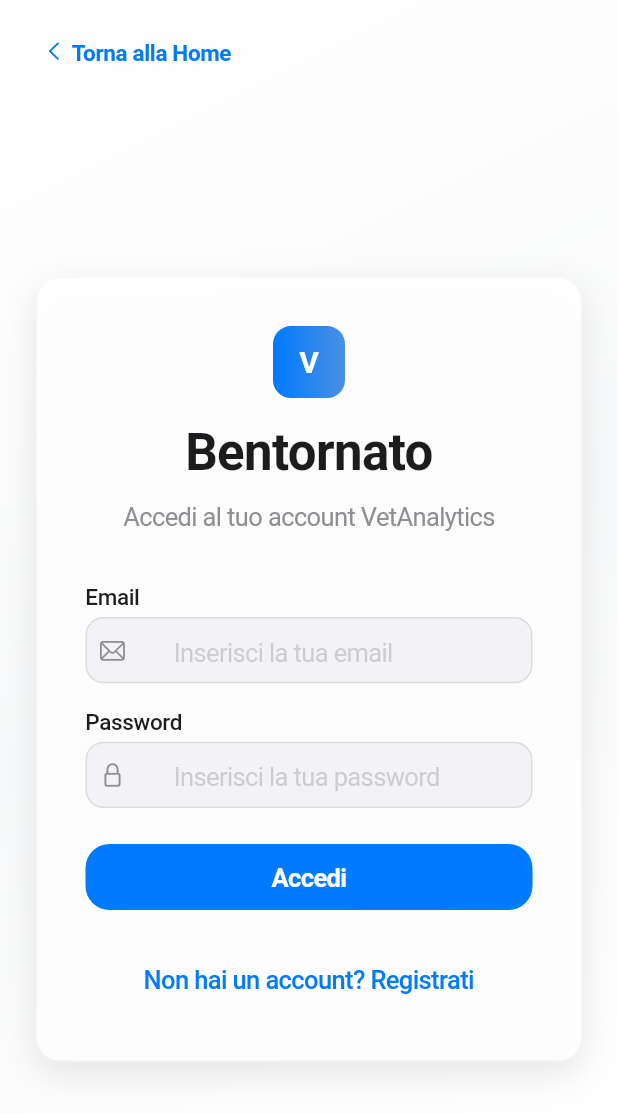
After one commit to MrBabylonian/bloodwork-frontend-flutter, a Flutter app: the LoginPage screen opened by its route, on a phone screen of 412 x 824 dp. The commit adds this screen. Shown: the top 1114 px of the screen. Run offline on Flutter 3.47's test engine with Material 3 defaults, Android fonts, the light colour scheme and no system bars; our stand-ins replace file_picker, fl_chart, go_router, shimmer; Roboto replaces fonts that are missing (SF Pro Display, SF Pro Text).

Commit message:
feat: implement login page and routing system
- Add comprehensive routing system using go_router
  - Support for landing, login, dashboard, upload, profile, and patient details routes
  - 404 error handling and coming soon pages for unimplemented routes
  - URL-based navigation for web deployment

- Implement login page with Italian localization
  - Toggle between login and registration modes
  - Form validation with error handling
  - Responsive design matching React mock structure
  - Fixed layout with back button at top and centered form

- Fix AppTextInput component
  - Remove AppTheme provider dependency
  - Use static theme values for better stability
  - Improved icon padding and input field styling

- Update main.dart to use router-based navigation
- Connect landing page buttons to login route
- Remove deprecated landing_page_new.dart placeholder

This establishes the core navigation structure and authentication UI,
preparing the app for multi-page functionality.

```diff
--- a/lib/main.dart
+++ b/lib/main.dart
@@ -1,5 +1,5 @@
 import 'package:flutter/cupertino.dart';
-import 'pages/landing_page.dart';
+import 'navigation/app_router.dart';
 
 void main() {
   runApp(const VetAnalyticsApp());
@@ -10,10 +10,10 @@
 
   @override
   Widget build(BuildContext context) {
-    return const CupertinoApp(
+    return CupertinoApp.router(
       title: 'VetAnalytics',
-      home: LandingPage(),
       debugShowCheckedModeBanner: false,
+      routerConfig: AppRouter.createRouter(),
     );
   }
 }
--- a/lib/pages/landing_page_new.dart
+++ /dev/null
@@ -1 +0,0 @@
-// Placeholder content
--- /dev/null
+++ b/lib/pages/login_page.dart
@@ -0,0 +1,339 @@
+import 'package:flutter/cupertino.dart';
+import 'package:go_router/go_router.dart';
+import '../theme/app_colors.dart';
+import '../theme/app_text_styles.dart';
+import '../theme/app_dimensions.dart';
+import '../components/buttons/index.dart';
+import '../components/forms/text_input.dart';
+
+class LoginPage extends StatefulWidget {
+  const LoginPage({super.key});
+
+  @override
+  State<LoginPage> createState() => _LoginPageState();
+}
+
+class _LoginPageState extends State<LoginPage> {
+  bool _isLogin = true;
+  final _emailController = TextEditingController();
+  final _passwordController = TextEditingController();
+  final _confirmPasswordController = TextEditingController();
+
+  String? _emailError;
+  String? _passwordError;
+  String? _confirmPasswordError;
+
+  @override
+  void dispose() {
+    _emailController.dispose();
+    _passwordController.dispose();
+    _confirmPasswordController.dispose();
+    super.dispose();
+  }
+
+  void _validateForm() {
+    setState(() {
+      _emailError = null;
+      _passwordError = null;
+      _confirmPasswordError = null;
+
+      // Email validation
+      if (_emailController.text.isEmpty) {
+        _emailError = 'Email è richiesta';
+      } else if (!_emailController.text.contains('@')) {
+        _emailError = 'Inserisci un email valida';
+      }
+
+      // Password validation
+      if (_passwordController.text.isEmpty) {
+        _passwordError = 'Password è richiesta';
+      } else if (_passwordController.text.length < 6) {
+        _passwordError = 'Password deve essere almeno 6 caratteri';
+      }
+
+      // Confirm password validation (only for registration)
+      if (!_isLogin) {
+        if (_confirmPasswordController.text.isEmpty) {
+          _confirmPasswordError = 'Conferma password è richiesta';
+        } else if (_passwordController.text !=
+            _confirmPasswordController.text) {
+          _confirmPasswordError = 'Le password non corrispondono';
+        }
+      }
+    });
+  }
+
+  void _handleSubmit() {
+    _validateForm();
+
+    if (_emailError == null &&
+        _passwordError == null &&
+        (_isLogin || _confirmPasswordError == null)) {
+      // Simulate authentication
+      debugPrint(_isLogin ? 'Bentornato!' : 'Account creato con successo!');
+
+      // Navigate to dashboard (we'll implement this route next)
+      if (mounted) {
+        context.go('/dashboard');
+      }
+    }
+  }
+
+  void _toggleMode() {
+    setState(() {
+      _isLogin = !_isLogin;
+      _confirmPasswordController.clear();
+      _emailError = null;
+      _passwordError = null;
+      _confirmPasswordError = null;
+    });
+  }
+
+  @override
+  Widget build(BuildContext context) {
+    return CupertinoPageScaffold(
+      backgroundColor: AppColors.backgroundWhite,
+      child: SafeArea(
+        child: Container(
+          decoration: const BoxDecoration(
+            gradient: LinearGradient(
+              begin: Alignment.topLeft,
+              end: Alignment.bottomRight,
+              colors: [
+                AppColors.backgroundWhite,
+                Color(0xFFF8F9FA),
+                AppColors.backgroundWhite,
+              ],
+            ),
+          ),
+          child: Column(
+            children: [
+              // Back Button - Fixed at top
+              Padding(
+                padding: const EdgeInsets.all(AppDimensions.spacingM),
+                child: Row(
+                  children: [
+                    GhostButton(
+                      size: ButtonSize.small,
+                      onPressed: () => context.go('/'),
+                      child: const Row(
+                        mainAxisSize: MainAxisSize.min,
+                        children: [
+                          Icon(CupertinoIcons.chevron_left, size: 16),
+                          SizedBox(width: AppDimensions.spacingXs),
+                          Text('Torna alla Home'),
+                        ],
+                      ),
+                    ),
+                  ],
+                ),
+              ),
+
+              // Main Content - Centered
+              Expanded(
+                child: Center(
+                  child: SingleChildScrollView(
+                    padding: const EdgeInsets.all(AppDimensions.spacingL),
+                    child: Container(
+                      constraints: const BoxConstraints(maxWidth: 400),
+                      child: Container(
+                        padding: const EdgeInsets.all(AppDimensions.spacingXl),
+                        decoration: BoxDecoration(
+                          color: AppColors.backgroundWhite.withValues(
+                            alpha: 0.9,
+                          ),
+                          borderRadius: BorderRadius.circular(
+                            AppDimensions.radiusLarge,
+                          ),
+                          border: Border.all(
+                            color: AppColors.borderGray.withValues(alpha: 0.2),
+                          ),
+                          boxShadow: [
+                            BoxShadow(
+                              color: AppColors.foregroundDark.withValues(
+                                alpha: 0.1,
+                              ),
+                              blurRadius: 20,
+                              offset: const Offset(0, 8),
+                            ),
+                          ],
+                        ),
+                        child: Column(
+                          crossAxisAlignment: CrossAxisAlignment.stretch,
+                          children: [
+                            // Header
+                            _buildHeader(),
+
+                            const SizedBox(height: AppDimensions.spacingXl),
+
+                            // Form
+                            _buildForm(),
+
+                            const SizedBox(height: AppDimensions.spacingL),
+
+                            // Submit Button
+                            PrimaryButton(
+                              size: ButtonSize.large,
+                              onPressed: _handleSubmit,
+                              child: Text(_isLogin ? 'Accedi' : 'Crea Account'),
+                            ),
+
+                            const SizedBox(height: AppDimensions.spacingL),
+
+                            // Toggle
+                            _buildToggle(),
+                          ],
+                        ),
+                      ),
+                    ),
+                  ),
+                ),
+              ),
+            ],
+          ),
+        ),
+      ),
+    );
+  }
+
+  Widget _buildHeader() {
+    return Column(
+      children: [
+        // Logo
+        Container(
+          width: 48,
+          height: 48,
+          decoration: BoxDecoration(
+            gradient: const LinearGradient(
+              colors: [AppColors.primaryBlue, Color(0xFF4A90E2)],
+            ),
+            borderRadius: BorderRadius.circular(AppDimensions.radiusMedium),
+          ),
+          child: const Center(
+            child: Text(
+              'V',
+              style: TextStyle(
+                color: AppColors.white,
+                fontSize: 20,
+                fontWeight: FontWeight.bold,
+              ),
+            ),
+          ),
+        ),
+
+        const SizedBox(height: AppDimensions.spacingM),
+
+        // Title
+        Text(
+          _isLogin ? 'Bentornato' : 'Crea Account',
+          style: AppTextStyles.largeTitle.copyWith(fontWeight: FontWeight.bold),
+          textAlign: TextAlign.center,
+        ),
+
+        const SizedBox(height: AppDimensions.spacingS),
+
+        // Subtitle
+        Text(
+          _isLogin
+              ? 'Accedi al tuo account VetAnalytics'
+              : 'Inizia con VetAnalytics oggi',
+          style: AppTextStyles.body.copyWith(color: AppColors.textSecondary),
+          textAlign: TextAlign.center,
+        ),
+      ],
+    );
+  }
+
+  Widget _buildForm() {
+    return Column(
+      children: [
+        // Email Field
+        AppTextInput(
+          controller: _emailController,
+          label: 'Email',
+          placeholder: 'Inserisci la tua email',
+          keyboardType: TextInputType.emailAddress,
+          textInputAction: TextInputAction.next,
+          errorText: _emailError,
+          prefix: const Padding(
+            padding: EdgeInsets.only(
+              left: AppDimensions.spacingS,
+              right: AppDimensions.spacingM,
+            ),
+            child: Icon(
+              CupertinoIcons.mail,
+              color: AppColors.mediumGray,
+              size: 18,
+            ),
+          ),
+        ),
+
+        const SizedBox(height: AppDimensions.spacingM),
+
+        // Password Field
+        AppTextInput(
+          controller: _passwordController,
+          label: 'Password',
+          placeholder: 'Inserisci la tua password',
+          obscureText: true,
+          textInputAction:
+              _isLogin ? TextInputAction.done : TextInputAction.next,
+          errorText: _passwordError,
+          prefix: const Padding(
+            padding: EdgeInsets.only(
+              left: AppDimensions.spacingS,
+              right: AppDimensions.spacingM,
+            ),
+            child: Icon(
+              CupertinoIcons.lock,
+              color: AppColors.mediumGray,
+              size: 18,
+            ),
+          ),
+        ),
+
+        // Confirm Password Field (only for registration)
+        if (!_isLogin) ...[
+          const SizedBox(height: AppDimensions.spacingM),
+          AppTextInput(
+            controller: _confirmPasswordController,
+            label: 'Conferma Password',
+            placeholder: 'Conferma la tua password',
+            obscureText: true,
+            textInputAction: TextInputAction.done,
+            errorText: _confirmPasswordError,
+            prefix: const Padding(
+              padding: EdgeInsets.only(
+                left: AppDimensions.spacingS,
+                right: AppDimensions.spacingM,
+              ),
+              child: Icon(
+                CupertinoIcons.lock,
+                color: AppColors.mediumGray,
+                size: 18,
+              ),
+            ),
+          ),
+        ],
+      ],
+    );
+  }
+
+  Widget _buildToggle() {
+    return Center(
+      child: CupertinoButton(
+        padding: EdgeInsets.zero,
+        onPressed: _toggleMode,
+        child: Text(
+          _isLogin
+              ? 'Non hai un account? Registrati'
+              : 'Hai già un account? Accedi',
+          style: AppTextStyles.body.copyWith(
+            color: AppColors.primaryBlue,
+            fontWeight: FontWeight.w500,
+          ),
+        ),
+      ),
+    );
+  }
+}
```
Also changed, not shown: lib/components/forms/text_input.dart (+7 -26 lines), lib/navigation/app_router.dart (+179 -0 lines), lib/pages/landing_page.dart (+6 -5 lines).
